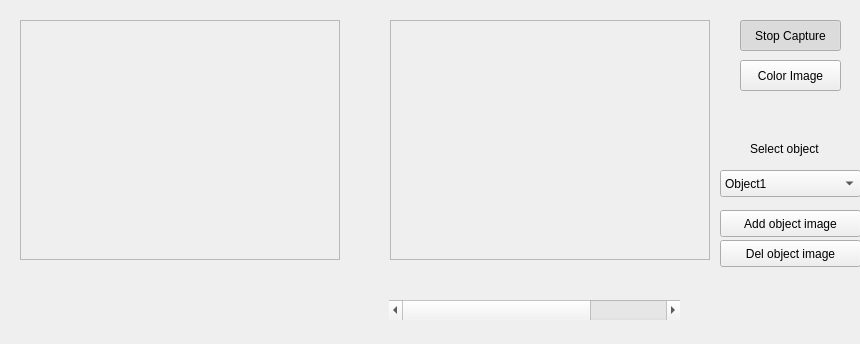
Qt form P4/mainwindow.ui (JesusCHA/VA) before a commit.
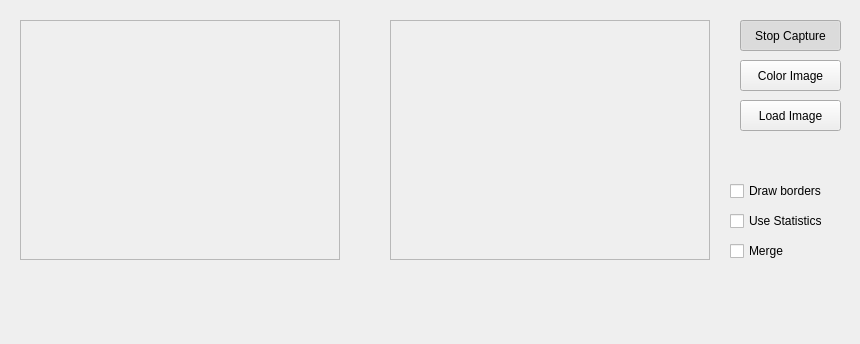
The same form after that commit.

What changed in the file:
```diff
--- a/P4/mainwindow.ui
+++ b/P4/mainwindow.ui
@@ -89,92 +89,55 @@
   <widget class="QPushButton" name="addButton">
    <property name="geometry">
     <rect>
-     <x>720</x>
+     <x>740</x>
+     <y>100</y>
+     <width>101</width>
+     <height>31</height>
+    </rect>
+   </property>
+   <property name="text">
+    <string>Load Image</string>
+   </property>
+  </widget>
+  <widget class="QCheckBox" name="checkBox">
+   <property name="geometry">
+    <rect>
+     <x>730</x>
+     <y>180</y>
+     <width>121</width>
+     <height>22</height>
+    </rect>
+   </property>
+   <property name="text">
+    <string>Draw borders</string>
+   </property>
+  </widget>
+  <widget class="QCheckBox" name="checkBox_2">
+   <property name="geometry">
+    <rect>
+     <x>730</x>
      <y>210</y>
-     <width>141</width>
-     <height>27</height>
+     <width>121</width>
+     <height>22</height>
     </rect>
    </property>
    <property name="text">
-    <string>Add object image</string>
+    <string>Use Statistics</string>
    </property>
   </widget>
-  <widget class="QPushButton" name="delButton">
+  <widget class="QCheckBox" name="checkBox_3">
    <property name="geometry">
     <rect>
-     <x>720</x>
+     <x>730</x>
      <y>240</y>
-     <width>141</width>
-     <height>27</height>
+     <width>97</width>
+     <height>22</height>
     </rect>
    </property>
    <property name="text">
-    <string>Del object image</string>
+    <string>Merge</string>
    </property>
   </widget>
-  <widget class="QScrollBar" name="objScrollBar">
-   <property name="geometry">
-    <rect>
-     <x>389</x>
-     <y>300</y>
-     <width>291</width>
-     <height>20</height>
-    </rect>
-   </property>
-   <property name="minimumSize">
-    <size>
-     <width>291</width>
-     <height>0</height>
-    </size>
-   </property>
-   <property name="minimum">
-    <number>0</number>
-   </property>
-   <property name="maximum">
-    <number>4</number>
-   </property>
-   <property name="orientation">
-    <enum>Qt::Horizontal</enum>
-   </property>
-  </widget>
-  <widget class="QLabel" name="label">
-   <property name="geometry">
-    <rect>
-     <x>750</x>
-     <y>140</y>
-     <width>91</width>
-     <height>17</height>
-    </rect>
-   </property>
-   <property name="text">
-    <string>Select object</string>
-   </property>
-  </widget>
-  <widget class="QComboBox" name="objectComboBox">
-   <property name="geometry">
-    <rect>
-     <x>720</x>
-     <y>170</y>
-     <width>141</width>
-     <height>27</height>
-    </rect>
-   </property>
-   <item>
-    <property name="text">
-     <string>Object1</string>
-    </property>
-   </item>
-   <item>
-    <property name="text">
-     <string>Object2</string>
-    </property>
-   </item>
-   <item>
-    <property name="text">
-     <string>Object3</string>
-    </property>
-   </item>
-  </widget>
  </widget>
  <resources/>
  <connections/>
```
Left out of the diff: 2 changed lines with no effect on the pictures.
